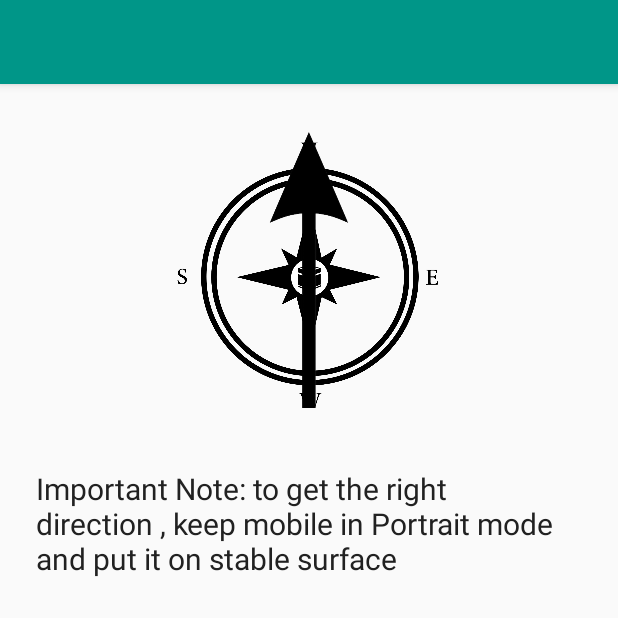
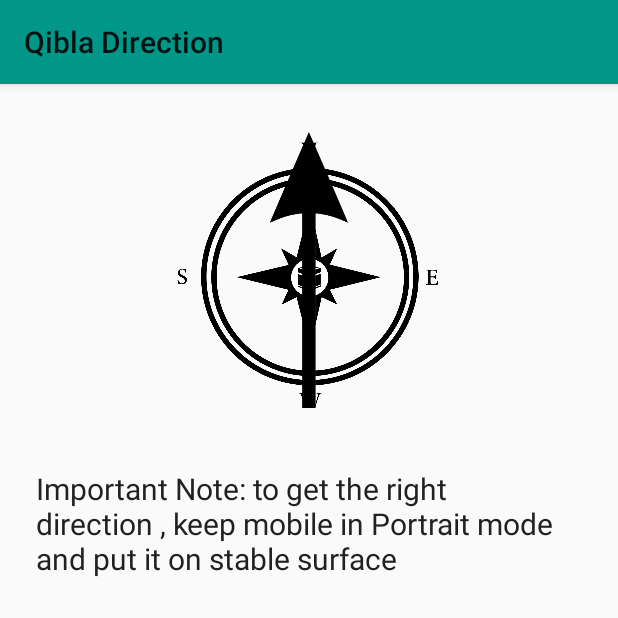
Before and after one commit to ahmedgomaa27/PrayerTimes, an Android app: the QiblaActivity screen opened directly, with no data from a screen before it, on a phone screen of 412 x 824 dp, the top half of it. Run offline under Robolectric (Android 15) with nearby library versions, the phone set to English and light mode, and no system bars.

Commit message:
add title for qibla activity

```diff
--- a/app/src/main/java/com/example/ahmedhamdy/prayertimes/QiblaActivity.java
+++ b/app/src/main/java/com/example/ahmedhamdy/prayertimes/QiblaActivity.java
@@ -3,6 +3,7 @@ package com.example.ahmedhamdy.prayertimes;
 import android.support.v4.app.FragmentManager;
 import android.support.v7.app.AppCompatActivity;
 import android.os.Bundle;
+import android.support.v7.widget.Toolbar;
 
 public class QiblaActivity extends AppCompatActivity {
 
@@ -10,6 +11,11 @@ public class QiblaActivity extends AppCompatActivity {
     protected void onCreate(Bundle savedInstanceState) {
         super.onCreate(savedInstanceState);
         setContentView(R.layout.activity_qibla);
+
+        Toolbar mToolbar =  findViewById(R.id.action_bar);
+        mToolbar.setTitle(R.string.qibla_activty_title);
+        setSupportActionBar(mToolbar);
+
 
         if (savedInstanceState == null){
 
--- a/app/src/main/res/values/strings.xml
+++ b/app/src/main/res/values/strings.xml
@@ -15,4 +15,5 @@
     <string name="database_success">database success</string>
     <string name="appwidget_text">EXAMPLE</string>
     <string name="add_widget">Add widget</string>
+    <string name="qibla_activty_title">Qibla Direction</string>
 </resources>
```
